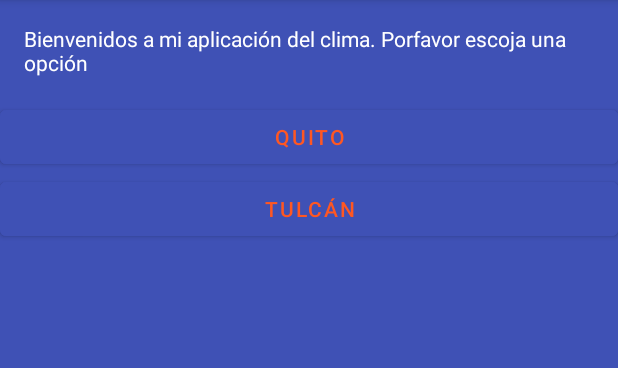
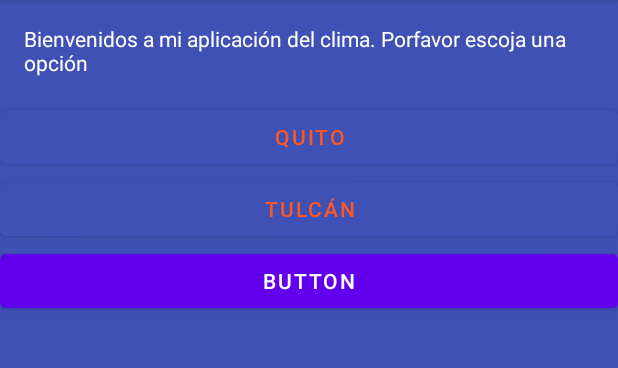
Before and after one commit to MegalLink/AprendiendoAndroidKotlin, an Android app: the screen it shows after launch (CiudadesActivity), on a phone screen of 412 x 824 dp, the part 84-452 px from its top. Run offline under Robolectric (Android 15) with nearby library versions, the phone set to English and light mode, and no system bars.

Commit message:
Asigar permisos de red y verificar

```diff
--- a/AprendiendoAndroidKotlin/app/src/main/AndroidManifest.xml
+++ b/AprendiendoAndroidKotlin/app/src/main/AndroidManifest.xml
@@ -1,6 +1,8 @@
 <?xml version="1.0" encoding="utf-8"?>
 <manifest xmlns:android="http://schemas.android.com/apk/res/android"
     package="com.example.aprendiendoandroidkotlin">
+    <uses-permission android:name="android.permission.ACCESS_NETWORK_STATE"></uses-permission>
+    <uses-permission android:name="android.permission.INTERNET"></uses-permission>
 
     <application
         android:allowBackup="true"
--- a/AprendiendoAndroidKotlin/app/src/main/java/com/example/aprendiendoandroidkotlin/CiudadesActivity.kt
+++ b/AprendiendoAndroidKotlin/app/src/main/java/com/example/aprendiendoandroidkotlin/CiudadesActivity.kt
@@ -15,7 +15,7 @@ class CiudadesActivity : AppCompatActivity() {
         //Intent implicito = No se sabe que componente se va a llamar por ejemplo para compartir algo se abre facebook , whatsapp etc+
         val btn_quito=findViewById<Button>(R.id.btn_quito)
         val btn_tulcan=findViewById<Button>(R.id.btn_tulcan)
-
+        val btn_validar_red=findViewById<Button>(R.id.btn_validar_red)
         btn_quito.setOnClickListener {
             Toast.makeText(this,"Ciudad Quito",Toast.LENGTH_LONG).show()
             //crear intent
@@ -31,6 +31,14 @@ class CiudadesActivity : AppCompatActivity() {
             intent.putExtra("ciudades_activity_ciudad","Tulcan")
             startActivity(intent)
         }
+        btn_validar_red.setOnClickListener {
+            if(Network.hayRed(this)){
+                Toast.makeText(this,"Si hay red",Toast.LENGTH_LONG).show()
+            }else{
+                Toast.makeText(this,"No hay conexión a internet",Toast.LENGTH_LONG).show()
+            }
+        }
+
     }
 
     fun irIntent(){
--- a/AprendiendoAndroidKotlin/app/src/main/res/layout/activity_ciudades.xml
+++ b/AprendiendoAndroidKotlin/app/src/main/res/layout/activity_ciudades.xml
@@ -32,4 +32,11 @@
         android:backgroundTint="#3F51B5"
         android:text="@string/btn_tulcan"
         android:textColor="#FF5722" />
+
+    <Button
+        android:id="@+id/btn_validar_red"
+        android:layout_width="match_parent"
+        android:layout_height="wrap_content"
+        android:text="Button"
+        tools:text="Validar Red" />
 </LinearLayout>
```
Also changed, not shown: AprendiendoAndroidKotlin/app/src/main/java/com/example/aprendiendoandroidkotlin/Network.kt (added, +14 -0 lines).
